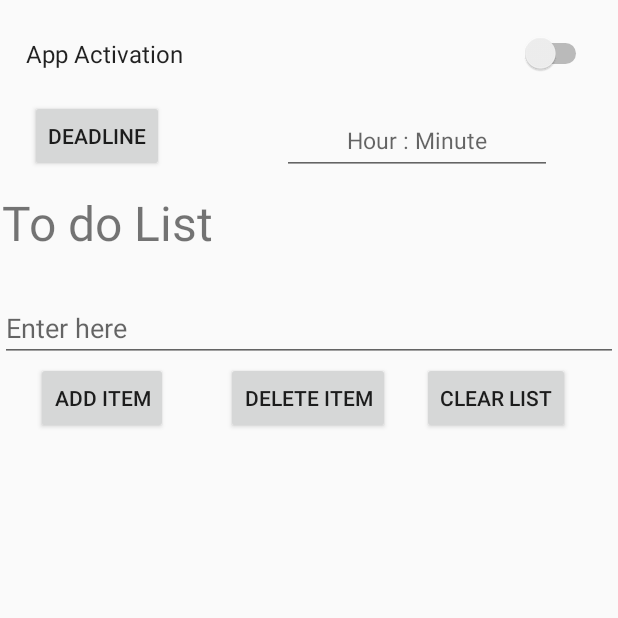
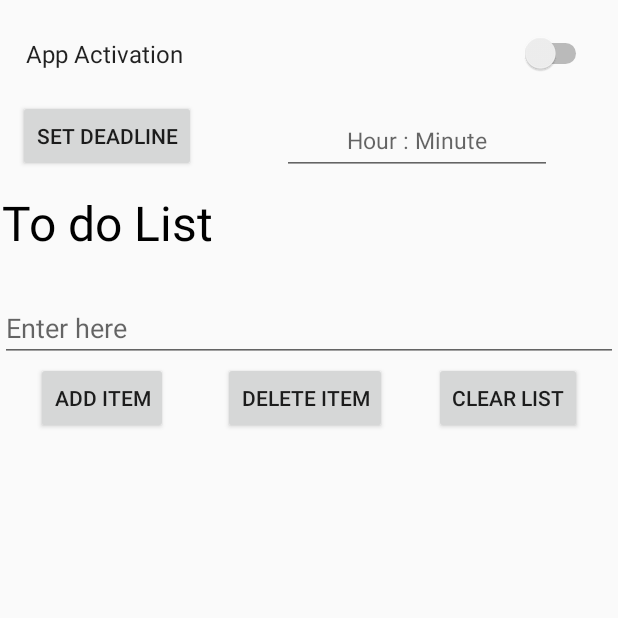
Before and after one commit to Odomhae/ToDoLocker, an Android app: the screen it shows after launch (MainActivity), on a phone screen of 412 x 824 dp, the top half of it. Run offline under Robolectric (Android 15) with nearby library versions, the phone set to English and light mode, and no system bars.

Commit message:
10th UI Update

```diff
--- a/app/src/main/AndroidManifest.xml
+++ b/app/src/main/AndroidManifest.xml
@@ -23,7 +23,7 @@
         android:label="@string/app_name"
         android:roundIcon="@drawable/okayimage"
         android:supportsRtl="true"
-        android:theme="@style/AppTheme">
+        android:theme="@style/AppTheme2">
         <service
             android:name=".LockScreenService"
             android:enabled="true"
--- a/app/src/main/java/com/example/todolocker/ToDoLockerActivity.kt
+++ b/app/src/main/java/com/example/todolocker/ToDoLockerActivity.kt
@@ -1,15 +1,21 @@
 package com.example.todolocker
 
+import android.annotation.SuppressLint
+import android.app.Activity
 import android.app.KeyguardManager
+import android.app.PendingIntent.getActivity
 import androidx.appcompat.app.AppCompatActivity
 import android.os.Bundle
 import android.util.Log
 import android.widget.SeekBar
 import kotlinx.android.synthetic.main.activity_to_do_locker.*
 import android.content.Context
+import android.content.Intent
+import android.content.SharedPreferences
 import android.os.Build
 import android.os.VibrationEffect
 import android.os.Vibrator
+import android.provider.AlarmClock
 import android.view.Gravity
 import android.view.WindowManager
 import android.widget.Toast
@@ -19,10 +25,6 @@ import org.json.JSONArray
 import android.util.TypedValue
 import android.widget.TextView
 import android.view.ViewGroup
-
-
-
-
 
 class ToDoLockerActivity : AppCompatActivity() {
 
@@ -68,6 +70,7 @@ class ToDoLockerActivity : AppCompatActivity() {
         Log.d("id에 해당하는 할일: ", listPref[id])
         textView.text = listPref[id]
 
+
         //seekBar 변경시 리스너
         seekBar.setOnSeekBarChangeListener(object : SeekBar.OnSeekBarChangeListener{
             override fun onProgressChanged(seekBar: SeekBar?, progress: Int, fromUser: Boolean) {
@@ -93,6 +96,7 @@ class ToDoLockerActivity : AppCompatActivity() {
             }
 
             // 터지 조작 다 끝낸 경우
+           // @SuppressLint("ResourceAsColor")
             override fun onStopTrackingTouch(seekBar: SeekBar?) {
                 val progress = seekBar?.progress ?: 50 // 널값을 허용하지 않는 변수에 널 값이 들어 갔을때 50으로
 
@@ -140,14 +144,16 @@ class ToDoLockerActivity : AppCompatActivity() {
 
                         //잠금해제
                         if(listPref.size == 0){
+                            // 배경은 toast_background
                             val toast = Toast.makeText(applicationContext, R.string.all_done_message, Toast.LENGTH_LONG)
                             val view = toast.view
                             view.setBackgroundResource(R.drawable.toast_background)
 
-                            // 글자 크기 36f
+                            // 글자 크기 36f, 글자색 white
                             val group = toast.view as ViewGroup
                             val msgTextView = group.getChildAt(0) as TextView
                             msgTextView.setTextSize(TypedValue.COMPLEX_UNIT_DIP, 36f)
+                            msgTextView.setTextColor(resources.getColor(R.color.colorWhite))
 
                             toast.setGravity(Gravity.CENTER, Gravity.CENTER_HORIZONTAL, Gravity.CENTER_VERTICAL)
                             toast.show()
@@ -186,6 +192,7 @@ class ToDoLockerActivity : AppCompatActivity() {
         editor.apply()
     }
 
+
     // 저장된 배열 받아옴
     fun getStringArrayPref(key: String): ArrayList<String> {
         val prefs = getSharedPreferences("SETTINGS", Context.MODE_PRIVATE)
--- a/app/src/main/res/layout/activity_main.xml
+++ b/app/src/main/res/layout/activity_main.xml
@@ -13,6 +13,7 @@
         android:layout_height="wrap_content"
         android:layout_marginTop="10dp"
         android:text="@string/to_do_list"
+        android:textColor="#000000"
         android:textSize="32dp"
         app:layout_constraintEnd_toEndOf="parent"
         app:layout_constraintHorizontal_bias="0.004"
@@ -73,6 +74,7 @@
         android:layout_width="wrap_content"
         android:layout_height="wrap_content"
         android:layout_marginStart="24dp"
+        android:layout_marginEnd="24dp"
         android:layout_marginBottom="8dp"
         android:text="@string/add_item"
         app:layout_constraintTop_toBottomOf="@+id/editText"
@@ -84,8 +86,12 @@
         android:layout_width="wrap_content"
         android:layout_height="wrap_content"
         android:text="@string/delete_item"
+        android:layout_marginRight="24dp"
+        android:layout_marginLeft="24dp"
+        android:gravity="center"
         app:layout_constraintEnd_toStartOf="@+id/clearListButton"
         app:layout_constraintHorizontal_bias="0.644"
+        android:layout_marginBottom="8dp"
         app:layout_constraintStart_toEndOf="@+id/addListButton"
         app:layout_constraintTop_toBottomOf="@+id/editText" />
 
@@ -93,7 +99,8 @@
         android:id="@+id/clearListButton"
         android:layout_width="wrap_content"
         android:layout_height="wrap_content"
-        android:layout_marginEnd="32dp"
+        android:layout_marginEnd="24dp"
+        android:layout_marginLeft="24dp"
         android:layout_marginBottom="8dp"
         android:text="@string/clear_list"
         app:layout_constraintTop_toBottomOf="@+id/editText"
@@ -110,7 +117,7 @@
         android:gravity="center"
         android:hint="@string/input_time_format"
         android:inputType="time"
-        android:textSize="15dp"
+        android:textSize="15sp"
         app:layout_constraintEnd_toEndOf="parent"
         app:layout_constraintTop_toBottomOf="@+id/frameLayout" />
 
@@ -118,9 +125,9 @@
         android:id="@+id/setDeadlineButton"
         android:layout_width="wrap_content"
         android:layout_height="wrap_content"
-        android:layout_marginStart="20dp"
+        android:layout_marginStart="12dp"
         android:layout_marginTop="4dp"
-        android:text="@string/deadline_time"
+        android:text="@string/set_deadline_button"
         app:layout_constraintStart_toStartOf="parent"
         app:layout_constraintTop_toBottomOf="@+id/frameLayout" />
 
--- a/app/src/main/res/values/colors.xml
+++ b/app/src/main/res/values/colors.xml
@@ -3,4 +3,6 @@
     <color name="colorPrimary">#008577</color>
     <color name="colorPrimaryDark">#00574B</color>
     <color name="colorAccent">#D81B60</color>
+    <color name="colorOrange">#ED5804</color>
+    <color name="colorWhite">#FFFFFF</color>
 </resources>
--- a/app/src/main/res/values/strings.xml
+++ b/app/src/main/res/values/strings.xml
@@ -13,7 +13,7 @@
     <string name="invalid_time_message">Invalid Time</string>
     <string name="deadline_set_message">Deadline has been set</string>
     <string name="input_time_format">Hour : Minute</string>
-    <string name="deadline_time">Deadline</string>
+    <string name="set_deadline_button">Set Deadline</string>
     <string name="no_item_message">Nothing to do</string>
     <string name="one_hour_left_message">1 hour left until deadline</string>
 </resources>
--- a/app/src/main/res/values/styles.xml
+++ b/app/src/main/res/values/styles.xml
@@ -11,4 +11,16 @@
         <item name="windowNoTitle">true</item>
     </style>
 
+    <style name="AppTheme2" parent="Theme.AppCompat.Light.DarkActionBar">
+        <!-- Customize your theme here. -->
+        <item name="colorPrimary">@color/colorPrimary</item>
+        <item name="colorPrimaryDark">@color/colorPrimaryDark</item>
+        <item name="colorAccent">@color/colorOrange</item>
+
+        <!-- remove title bar -->
+        <item name="windowNoTitle">true</item>
+    </style>
+
+
+
 </resources>
```
Also changed, not shown: 1 other file.
